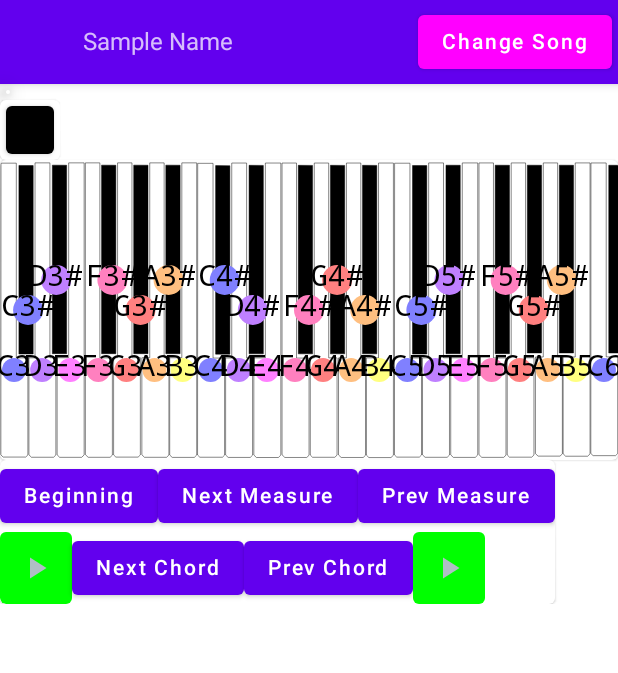
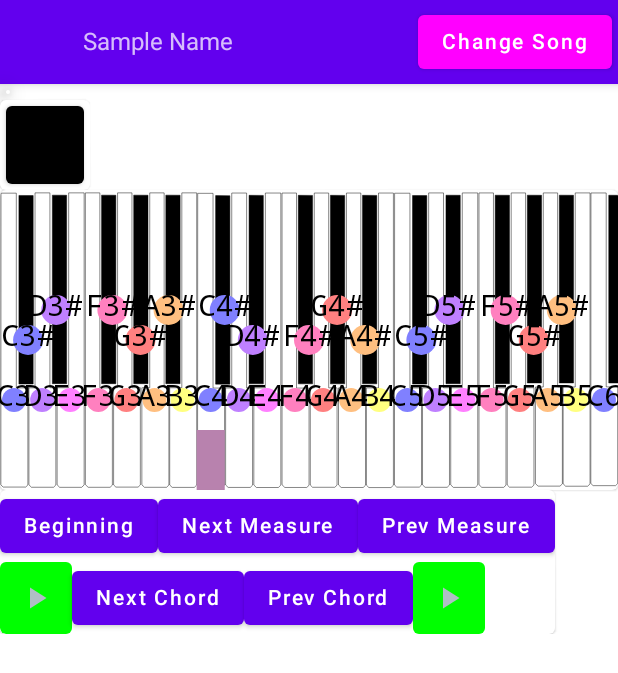
Before and after one commit to cakarsubasi/PianoTeacher, an Android app built with Jetpack Compose: the @Preview function DefaultPreview3, on a phone screen of 412 x 824 dp. Shown: the top 673 px of the screen. Run offline under Robolectric (Android 15) with nearby library versions, the phone set to English and light mode, and no system bars.

Commit message:
Piano UI

```diff
--- a/app/src/main/java/com/kocuni/pianoteacher/ui/music/Piano.kt
+++ b/app/src/main/java/com/kocuni/pianoteacher/ui/music/Piano.kt
@@ -53,12 +53,8 @@ fun Piano(
             color = Color.Black.toArgb()
             typeface = Typeface.MONOSPACE
         }
-
-        with(painter) {
-            draw( size = size,
-            )
-
-        }
+        // draw the Piano
+        with(painter) { draw( size = size) }
 
         // White key labels
 
@@ -83,6 +79,7 @@ fun Piano(
                 backgroundSize = 1.5f)
         }
 
+        /*
         val played = blocks[0]
         val playedPos: Int = (whitesPos[played.name] ?: -1)
         val expected = blocks[1]
@@ -93,11 +90,42 @@ fun Piano(
         val n1isBlack = sharp.containsMatchIn(played.name)
         // note to be played
 
+         */
+        val whitePos = { block: Block ->
+            whitesPos[block.name] ?: -1
+        }
+
+        if (blocks.isNotEmpty()) {
+            drawBar(this, whitePos(blocks[0]))
+        }
+
         // note to be played after that
     }
 }
 
-// TODO refactor this into the function to save a lot of space
+/**
+ * Draws bars for played, and upcoming notes
+ */
+fun drawBar(scope: DrawScope,
+            playedPos: Int) {
+    with(scope) {
+        val canvasWidth = this.size.width
+        val canvasHeight = this.size.height
+        drawRect(
+            color = Block.Colors.Played,
+            topLeft = Offset(
+                x = (canvasWidth *playedPos) /22,
+                y = 0.8f * canvasHeight,
+            ),
+            size = Size(canvasWidth / 22f, canvasHeight / 2),
+        )
+    }
+}
+
+
+/**
+ * Draws note labels on the piano
+ */
 fun drawNote(scope: DrawScope,
              paint: Paint,
              yOffset: Float = 0.7f,
@@ -127,8 +155,11 @@ fun drawNote(scope: DrawScope,
                     else (yOffset+0.02f - parityOffset),
             paint
         )
+
     }
 }
+
+
 
 
 object PianoKeyMaps {
@@ -191,15 +222,4 @@ object PianoKeyMaps {
     val blacksPos = mutableMapOf<String, Int>().also {
         blacks.forEach { (k, v) -> it[v] = k }
     }
-
 }
-
-class Colors {
-    val C = Color(0xFF8080FF)
-    val D = Color(0xFFBF80FF)
-    val E = Color(0xFFFF80FF)
-    val F = Color(0xFFFF80BF)
-    val G = Color(0xFFFF8080)
-    val A = Color(0xFFFFBF80)
-    val B = Color(0xFFFFFF80)
-}
--- a/app/src/main/java/com/kocuni/pianoteacher/ui/music/Tutor.kt
+++ b/app/src/main/java/com/kocuni/pianoteacher/ui/music/Tutor.kt
@@ -211,7 +211,7 @@ fun NoteList(
 fun Note(note: Block = NoteBlock(), current: Boolean = false) {
     Card(
         modifier = Modifier
-            .size(40.dp)
+            .size(60.dp)
             .padding(all = 4.dp),
         elevation = 2.dp,
         backgroundColor = if (current) Color.Green else note.color,
```
Also changed, not shown: app/src/main/java/com/kocuni/pianoteacher/ui/music/Block.kt (+4 -3 lines).
